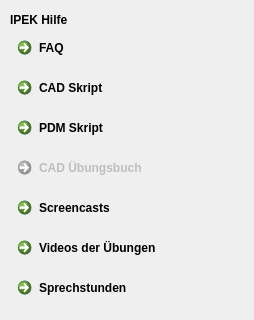
First picture: the form in src/pyCADhelpui.ui, repository baumannm/cadstart, before the edit; both pictures show x 0 to 254 and y 0 to 320 of the 254 by 560 pixel window.
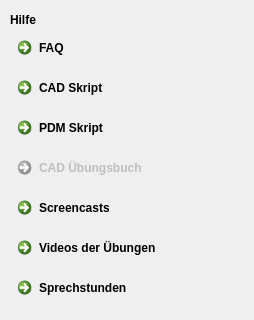
Second picture: the form after the edit. Icons and pictures are not drawn.

The edit to the form file:
```diff
--- a/src/pyCADhelpui.ui
+++ b/src/pyCADhelpui.ui
@@ -300,7 +300,7 @@
     <string>Wählen Sie die Sprache aus, die von Pro/E verwendet werden soll</string>
    </property>
    <property name="text">
-    <string>IPEK Hilfe</string>
+    <string>Hilfe</string>
    </property>
   </widget>
   <widget class="QLabel" name="label_3">
```
Left out of the diff: 123 changed lines with no effect on the pictures.
